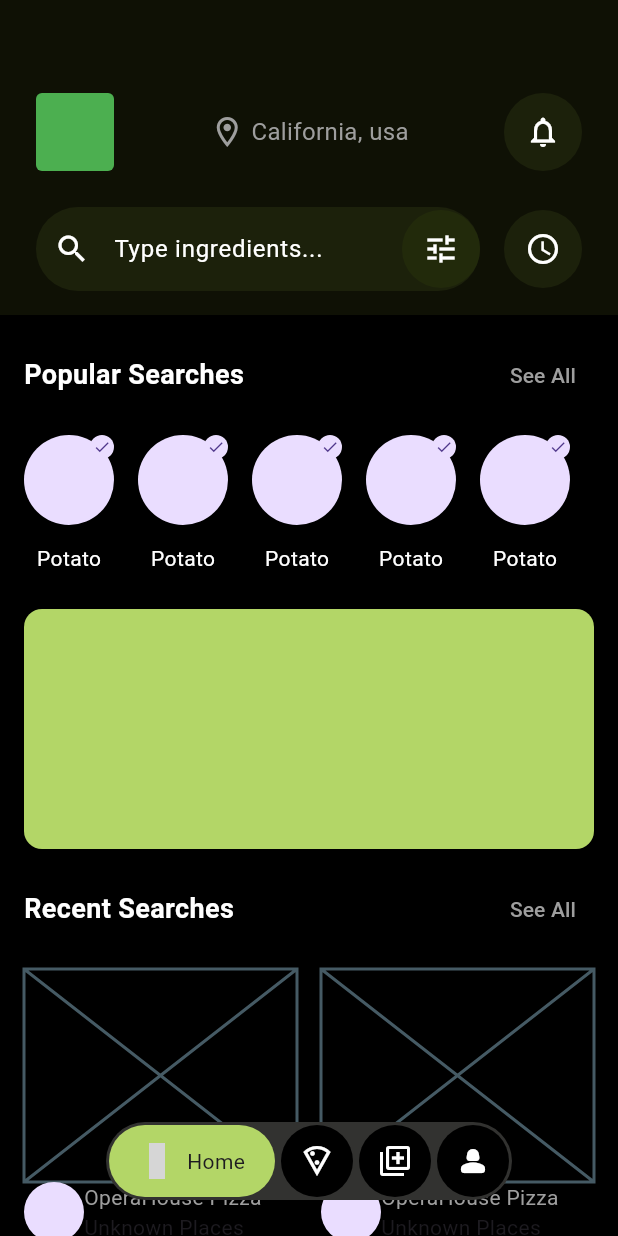
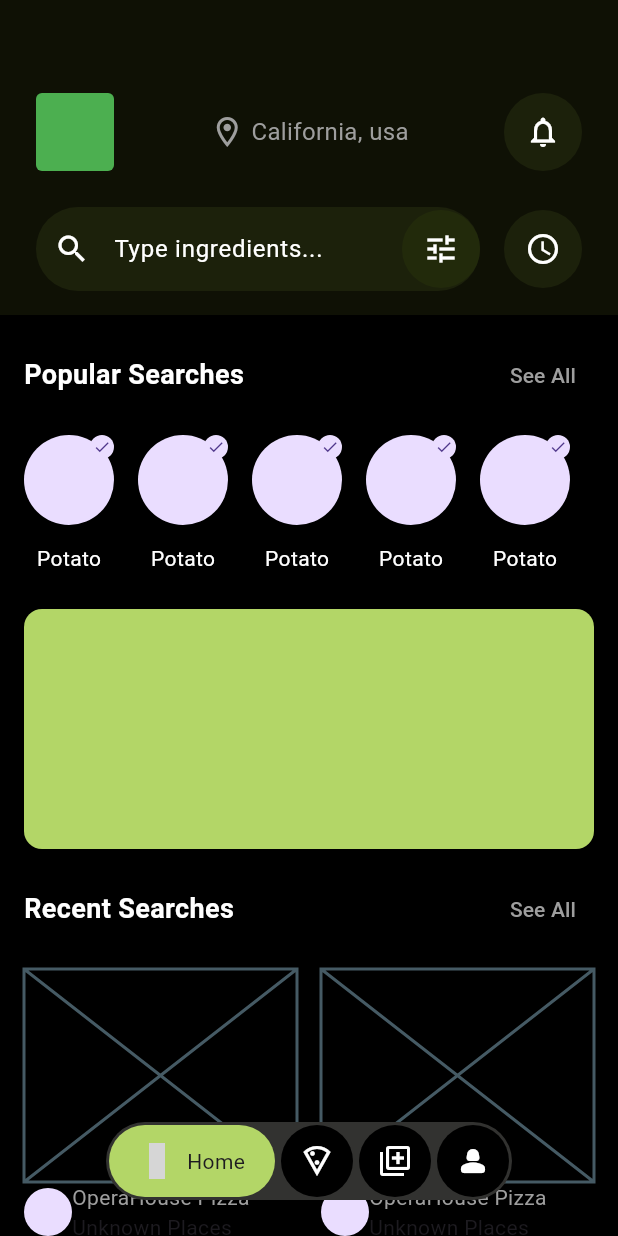
Before and after one commit to JAICHANGPARK/flutter_notebook_chapter_43, a Flutter app: the FoodOrderMainPage screen opened directly, on a phone screen of 412 x 824 dp. Run offline on Flutter 3.47's test engine with Material 3 defaults, Android fonts, the phone set to English and light mode, and no system bars; our stand-ins replace gap, hugeicons, percent_indicator; grey boxes are pictures that could not be loaded.

Commit message:
Update food_order_home_page.dart

```diff
--- a/lib/ep2393_food_order_app/ui/home/food_order_home_page.dart
+++ b/lib/ep2393_food_order_app/ui/home/food_order_home_page.dart
@@ -152,8 +152,11 @@ class _FoodOrderHomePageState extends State<FoodOrderHomePage> {
                       ),
                     ),
                     Row(
+
                       children: [
-                        CircleAvatar(),
+                        CircleAvatar(
+                          radius: 16,
+                        ),
                         Expanded(
                           child: Column(
                             crossAxisAlignment: CrossAxisAlignment.start,
```
